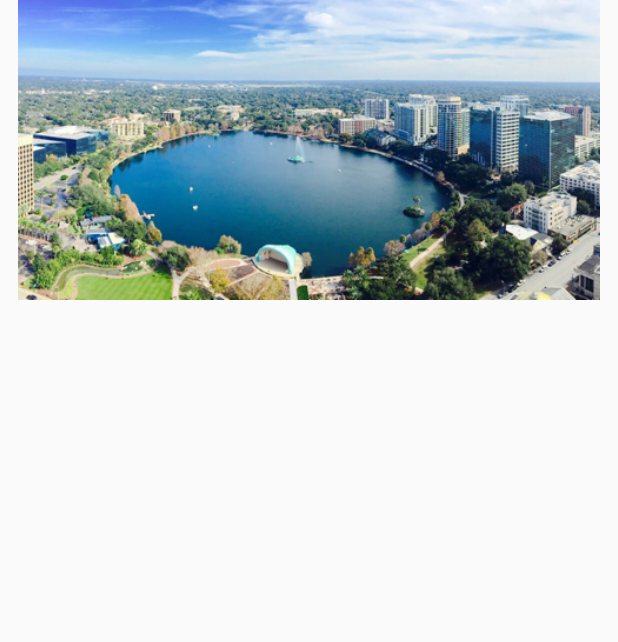
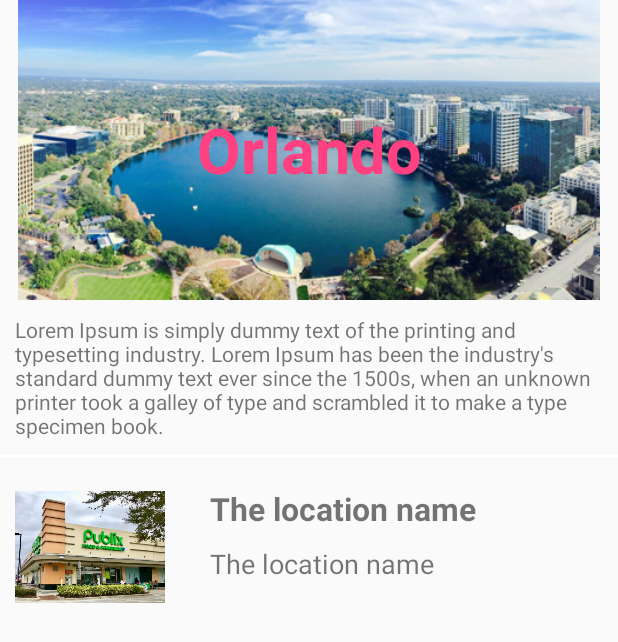
Before and after one commit to ericdgood/Beyond-the-Themes, an Android app: the layout list_item.xml on its own in the app's theme, with its tools: preview values and no code run, on a phone screen of 412 x 824 dp. Shown: the top 642 px of the screen. Run offline under Robolectric (Android 15) with nearby library versions, the light colour scheme and no system bars.

Commit message:
created list view layout

```diff
--- a/app/src/main/res/layout/list_item.xml
+++ b/app/src/main/res/layout/list_item.xml
@@ -1,12 +1,86 @@
 <?xml version="1.0" encoding="utf-8"?>
-<RelativeLayout
-    xmlns:android="http://schemas.android.com/apk/res/android" android:layout_width="match_parent"
+<LinearLayout xmlns:android="http://schemas.android.com/apk/res/android"
+    xmlns:tools="http://schemas.android.com/tools"
+    android:layout_width="match_parent"
     android:layout_height="match_parent"
-    xmlns:tools="http://schemas.android.com/tools">
+    android:orientation="vertical">
 
-    <ImageView
+    <!--LAYOUT FOR TAB INFO-->
+    <RelativeLayout
+        android:layout_width="wrap_content"
+        android:layout_height="wrap_content">
+
+        <ImageView
+            android:id="@+id/tab_image"
+            android:layout_width="match_parent"
+            android:layout_height="200dp"
+            tools:src="@drawable/eola" />
+
+        <TextView
+            android:id="@+id/tab_title"
+            android:layout_width="match_parent"
+            android:layout_height="200dp"
+            android:gravity="center"
+            android:textColor="@color/colorAccent"
+            android:textSize="42sp"
+            android:textStyle="bold"
+            tools:text="Orlando" />
+
+        <TextView
+            android:layout_width="match_parent"
+            android:layout_height="wrap_content"
+            tools:text="Lorem Ipsum is simply dummy text of the printing and typesetting industry. Lorem Ipsum has been the industry's standard dummy text ever since the 1500s, when an unknown printer took a galley of type and scrambled it to make a type specimen book. "
+            android:layout_below="@+id/tab_title"
+            android:padding="10dp" />
+
+    </RelativeLayout>
+
+
+    <!--LINE SEPARATING TAB INFO FROM LIST-->
+    <View
+        android:layout_width="fill_parent"
+        android:layout_height="1dp"
+        android:background="#ffffff" />
+
+    <!--LAYOUT FOR LIST VIEW-->
+    <RelativeLayout
         android:layout_width="match_parent"
-        android:layout_height="200dp"
-        tools:src="@drawable/eola"/>
+        android:layout_height="wrap_content"
+        android:padding="10dp">
 
-</RelativeLayout>
+        <ImageView
+            android:id="@+id/place_image"
+            android:layout_width="100dp"
+            android:layout_height="100dp"
+            tools:src="@drawable/food"
+            />
+
+        <TextView
+            android:id="@+id/place_name"
+            android:layout_width="wrap_content"
+            android:layout_height="wrap_content"
+            tools:text="The location name"
+            android:layout_toRightOf="@+id/place_image"
+            android:layout_marginLeft="30dp"
+            android:layout_marginTop="10dp"
+            android:textSize="21sp"
+            android:textStyle="bold"/>
+
+        <TextView
+            android:id="@+id/place_address"
+            android:layout_width="wrap_content"
+            android:layout_height="wrap_content"
+            tools:text="The location name"
+            android:layout_toRightOf="@+id/place_image"
+            android:layout_below="@+id/place_name"
+            android:layout_marginLeft="30dp"
+            android:layout_marginTop="10dp"
+            android:textSize="18sp"/>
+
+
+    </RelativeLayout>
+
+
+
+
+</LinearLayout>
--- a/app/src/main/res/values/strings.xml
+++ b/app/src/main/res/values/strings.xml
@@ -1,3 +1,4 @@
 <resources>
     <string name="app_name">Beyond The Themes</string>
+    <string name="orlando">Orlando</string>
 </resources>
```
